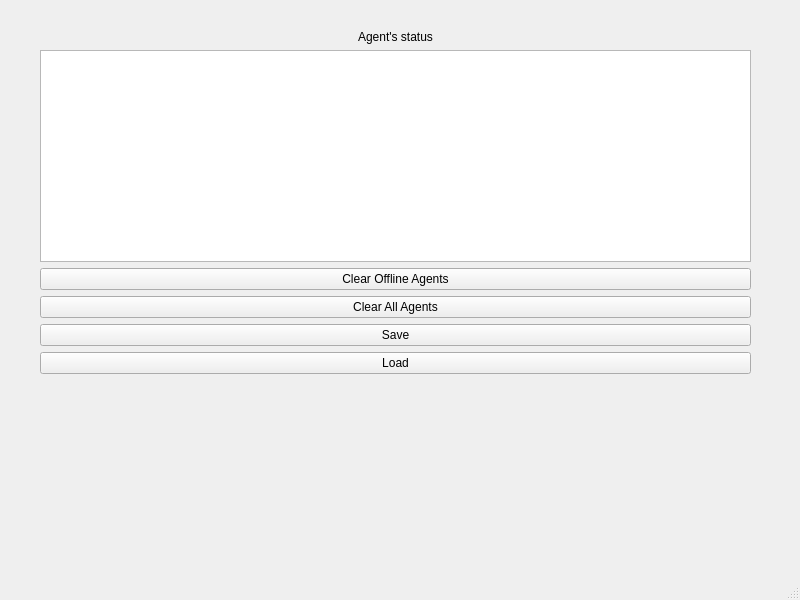
First picture: the form in mainwindow.ui, repository safa-banak/ServerMonitorUI, before the edit.
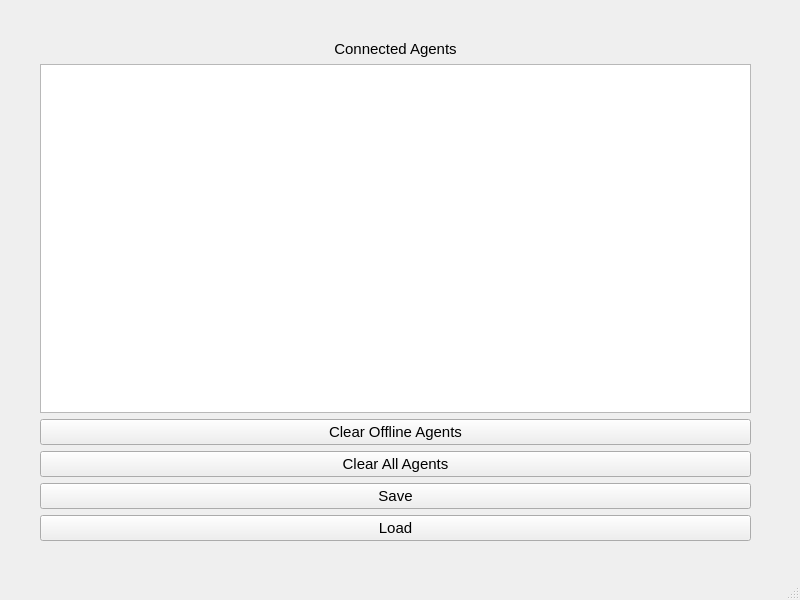
Second picture: the form after the edit.

What changed in the file:
```diff
--- a/mainwindow.ui
+++ b/mainwindow.ui
@@ -10,6 +10,11 @@
     <height>600</height>
    </rect>
   </property>
+  <property name="font">
+   <font>
+    <pointsize>11</pointsize>
+   </font>
+  </property>
   <property name="windowTitle">
    <string>MainWindow</string>
   </property>
@@ -18,16 +23,16 @@
     <property name="geometry">
      <rect>
       <x>40</x>
-      <y>30</y>
+      <y>40</y>
       <width>711</width>
-      <height>344</height>
+      <height>501</height>
      </rect>
     </property>
     <layout class="QVBoxLayout" name="verticalLayout">
      <item>
       <widget class="QLabel" name="label_status">
        <property name="text">
-        <string>Agent's status</string>
+        <string>Connected Agents</string>
        </property>
        <property name="alignment">
         <set>Qt::AlignmentFlag::AlignCenter</set>
```
Left out of the diff: 4 changed lines with no effect on the pictures.
